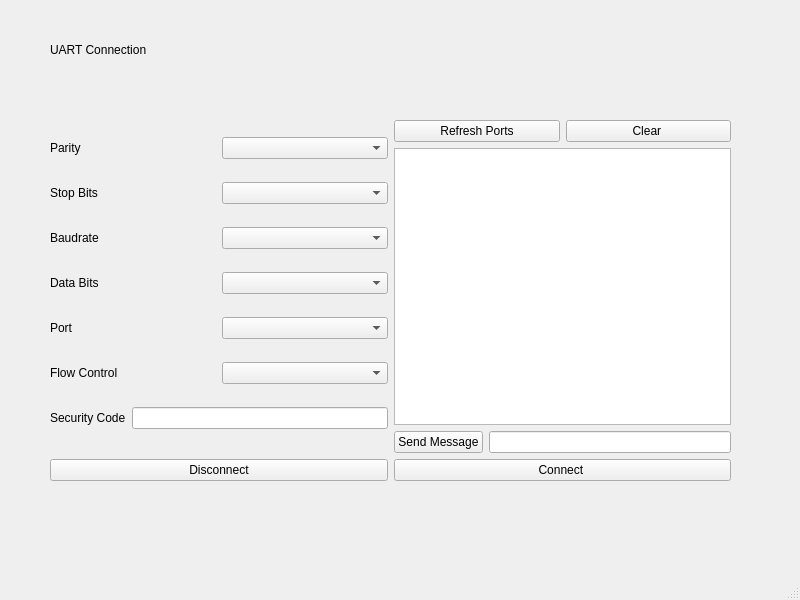
Qt form uart.ui (Nourreddine1920/Serial_Port_COM) before a commit.
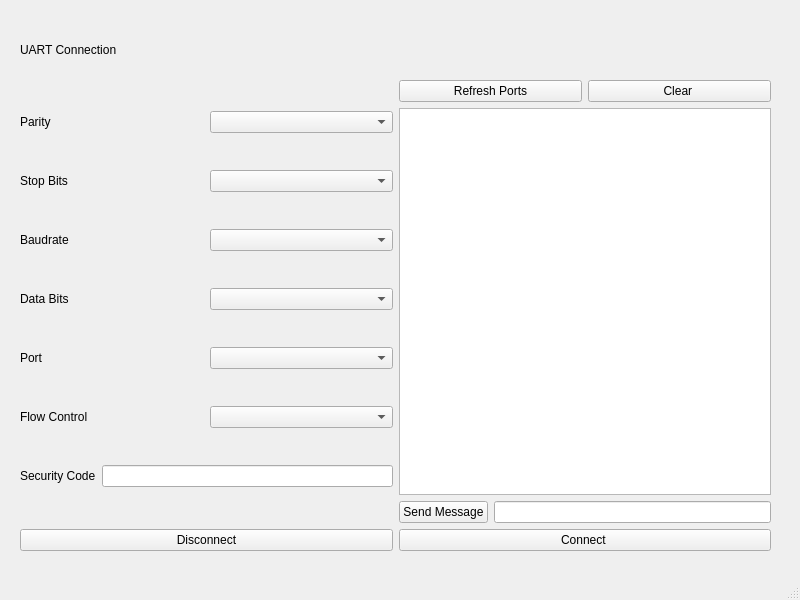
The same form after that commit.

The edit to the form file:
```diff
--- a/uart.ui
+++ b/uart.ui
@@ -28,9 +28,9 @@
    <widget class="QLabel" name="label_7">
     <property name="geometry">
      <rect>
-      <x>50</x>
+      <x>20</x>
       <y>40</y>
-      <width>681</width>
+      <width>751</width>
       <height>20</height>
      </rect>
     </property>
@@ -41,10 +41,10 @@
    <widget class="QWidget" name="layoutWidget">
     <property name="geometry">
      <rect>
-      <x>50</x>
-      <y>120</y>
-      <width>681</width>
-      <height>361</height>
+      <x>20</x>
+      <y>80</y>
+      <width>751</width>
+      <height>471</height>
      </rect>
     </property>
     <layout class="QVBoxLayout" name="verticalLayout_5">
```
